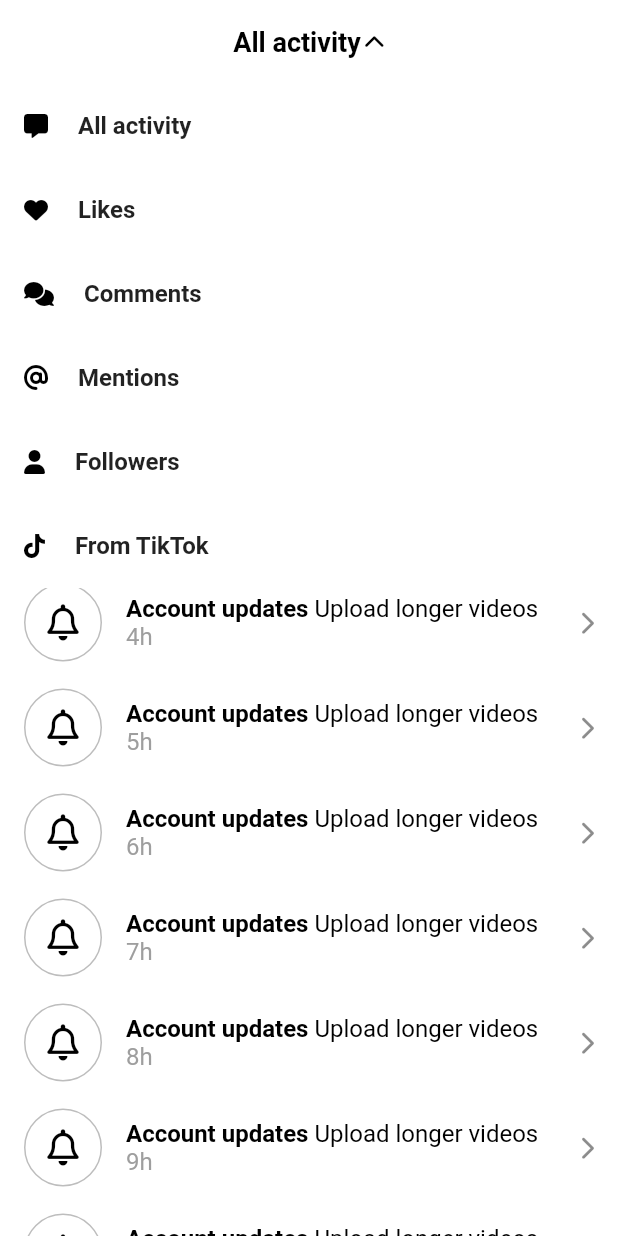
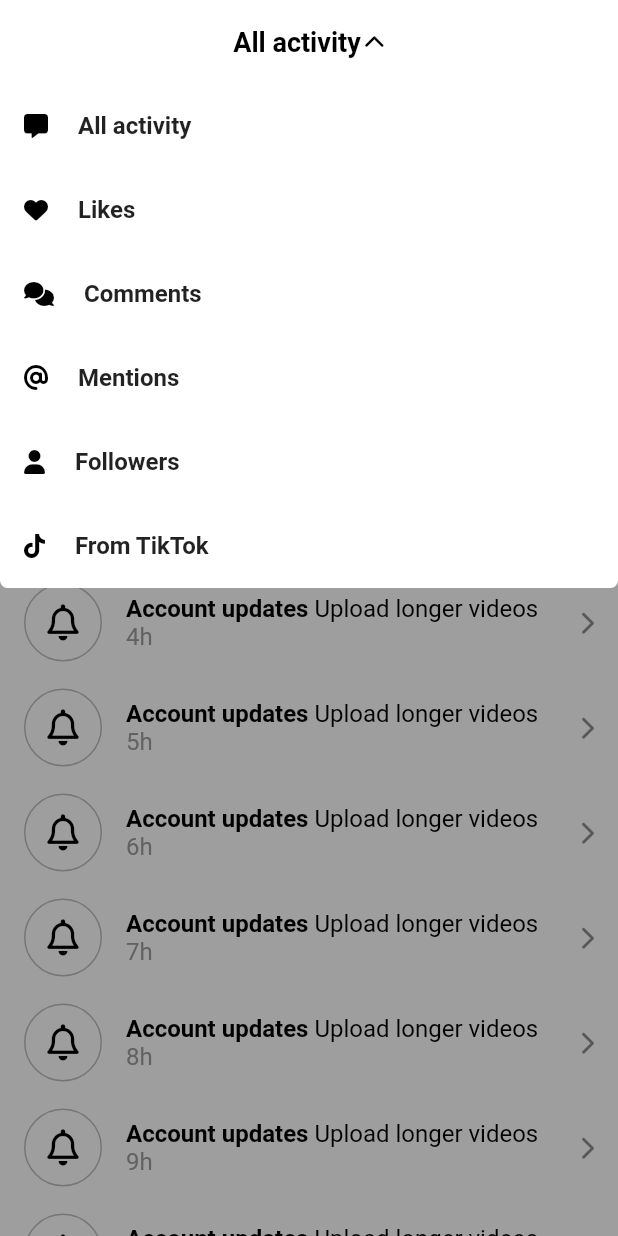
Before and after one commit to zeronedev/tiktok_clone_230217, a Flutter app: the screen it shows after launch, after a tap on "All activity", on a phone screen of 412 x 824 dp. Run offline on Flutter 3.47's test engine with Material 2 defaults, Android fonts, the phone set to English and light mode, and no system bars; our stand-ins replace font_awesome_flutter, video_player, visibility_detector.

Commit message:
#10.6 AnimatedModalBarrier: 화면 뒤있는 화면 상호작용 방지 위젯 (10:10)

```diff
--- a/lib/features/inbox/activity_screen.dart
+++ b/lib/features/inbox/activity_screen.dart
@@ -41,8 +41,10 @@ class _ActivityScreenState extends State<ActivityScreen>
     }
   ];
 
+  bool _showBarrier = false;
+
   late final AnimationController _animationController = AnimationController(
-      vsync: this, duration: const Duration(milliseconds: 200));
+      vsync: this, duration: const Duration(milliseconds: 400));
 
   late final Animation<double> _arrowAnimation =
       Tween(begin: 0.0, end: 0.5).animate(_animationController);
@@ -52,26 +54,34 @@ class _ActivityScreenState extends State<ActivityScreen>
     end: Offset.zero,
   ).animate(_animationController);
 
+  late final Animation<Color?> _barrierAnimation = ColorTween(
+    begin: Colors.transparent,
+    end: Colors.black38,
+  ).animate(_animationController);
+
   void _onDismissed(String notification) {
     _notifications.remove(notification);
     setState(() {});
   }
 
-  void _onTitleTap() {
+  void _toggleAnimations() async {
     if (_animationController.isCompleted) {
-      _animationController.reverse();
+      await _animationController.reverse();
     } else {
       _animationController.forward();
     }
+
+    setState(() {
+      _showBarrier = !_showBarrier;
+    });
   }
 
   @override
   Widget build(BuildContext context) {
-    print(_notifications);
     return Scaffold(
       appBar: AppBar(
         title: GestureDetector(
-          onTap: _onTitleTap,
+          onTap: _toggleAnimations,
           child: Row(
             mainAxisAlignment: MainAxisAlignment.center,
             children: [
@@ -190,6 +200,12 @@ class _ActivityScreenState extends State<ActivityScreen>
                 ),
             ],
           ),
+          if (_showBarrier)
+            AnimatedModalBarrier(
+              color: _barrierAnimation,
+              dismissible: true,
+              onDismiss: _toggleAnimations,
+            ),
           SlideTransition(
             position: _panelAnimation,
             child: Container(
```
